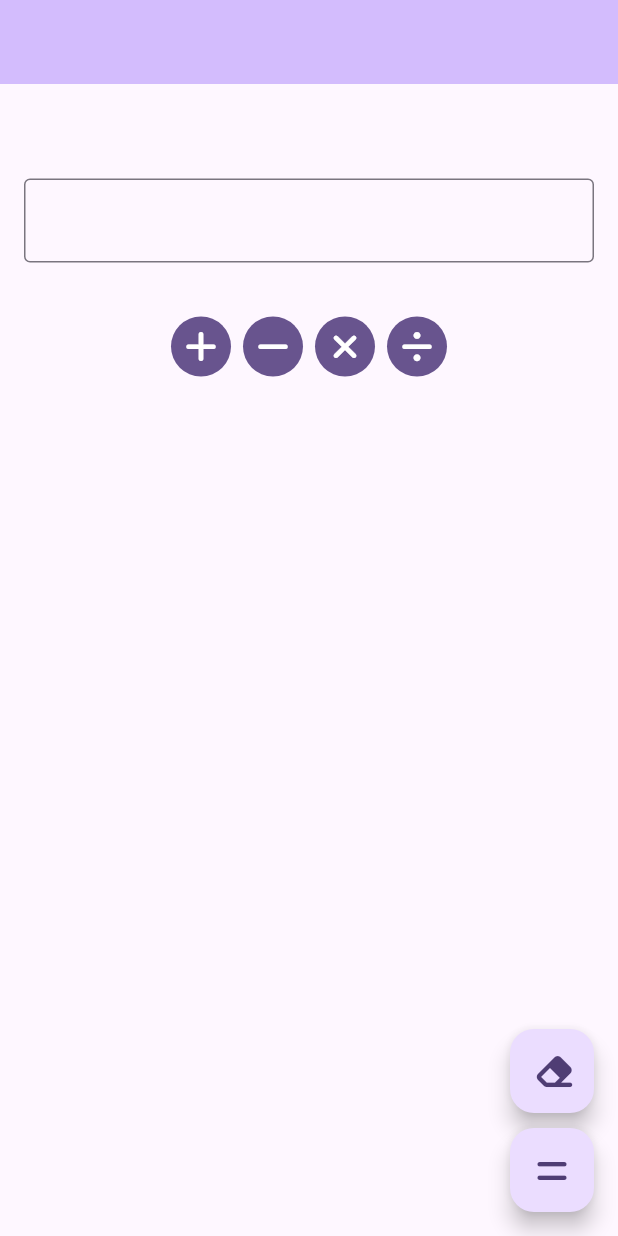
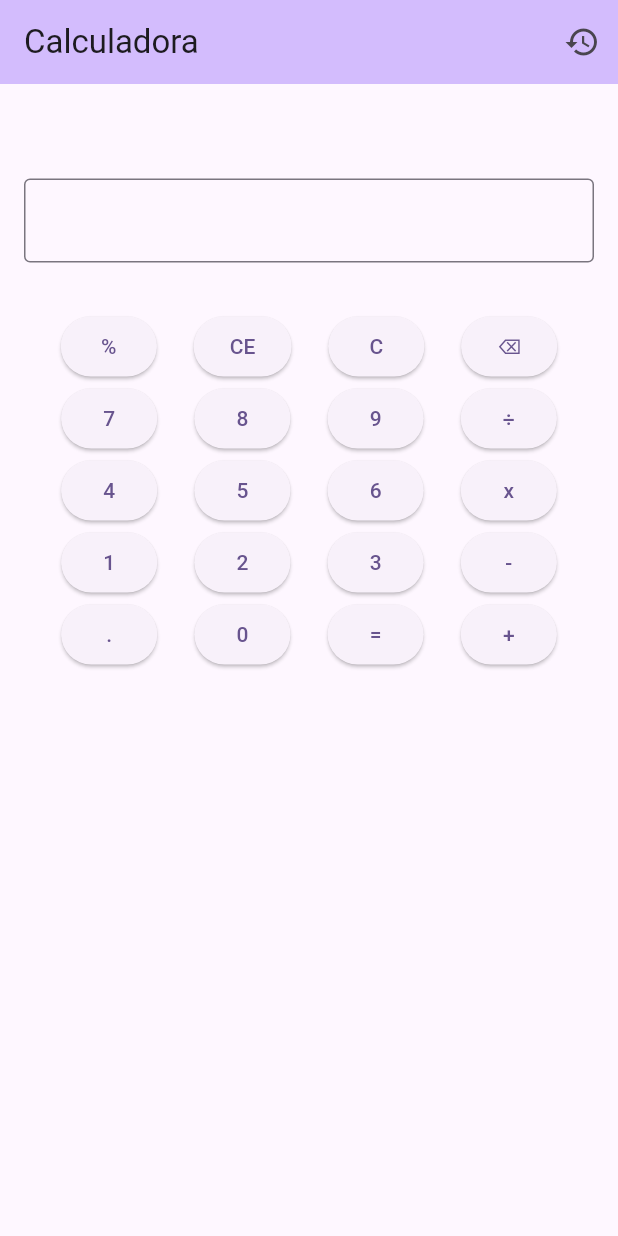
Before and after one commit to juanpdpp/calculadora.flutter.t14, a Flutter app: the screen it shows after launch, on a phone screen of 412 x 824 dp. Run offline on Flutter 3.47's test engine with Material 3 defaults, Android fonts, the phone set to English and light mode, and no system bars.

Commit message:
troca de logica na calculadora

```diff
--- a/lib/pages/MyHomePage.dart
+++ b/lib/pages/MyHomePage.dart
@@ -1,8 +1,7 @@
-import 'package:primeira_aplicacao_flutter/widgets/calcButton_widget.dart';
-import 'package:primeira_aplicacao_flutter/widgets/eraseButton_widget.dart';
+import 'package:flutter/material.dart';
+import 'package:primeira_aplicacao_flutter/widgets/history_widget.dart';
 import 'package:primeira_aplicacao_flutter/widgets/input_widget.dart';
-import 'package:primeira_aplicacao_flutter/widgets/resulButton_widget.dart';
-import 'package:flutter/material.dart';
+import 'package:primeira_aplicacao_flutter/widgets/numeric_buttons.dart';
 
 class MyHomePage extends StatefulWidget {
   const MyHomePage({super.key, required this.title});
@@ -15,6 +14,7 @@ class MyHomePage extends StatefulWidget {
 
 class _MyHomePageState extends State<MyHomePage> {
   var textController1 = TextEditingController();
+  List<String> history = [];
   double valorGuardado1 = 0;
   double valorGuardado2 = 0;
   double? valorGuardado1Label;
@@ -31,8 +31,8 @@ class _MyHomePageState extends State<MyHomePage> {
       return;
     }
 
-    final parsedValue = double.tryParse(inputText);
-    if (parsedValue == null) {
+    final valorParsed = double.tryParse(inputText);
+    if (valorParsed == null) {
       setState(() {
         textController1.text = "Erro: Número inválido";
       });
@@ -40,8 +40,8 @@ class _MyHomePageState extends State<MyHomePage> {
     }
 
     setState(() {
-      valorGuardado2 = parsedValue;
-      valorGuardado2Label = parsedValue;
+      valorGuardado2 = valorParsed;
+      valorGuardado2Label = valorParsed;
 
       switch (calculo) {
         case "+":
@@ -71,10 +71,56 @@ class _MyHomePageState extends State<MyHomePage> {
       }
 
       textController1.text = valorGuardado1.toString();
-      historico = "$valorGuardado1Label $calculo $valorGuardado2";
+
+      historico =
+          "$valorGuardado1Label $calculo $valorGuardado2 = $valorGuardado1";
+
+      history.add(
+          "$valorGuardado1Label $calculo $valorGuardado2 = $valorGuardado1");
 
       valorGuardado1Label = valorGuardado1;
       valorGuardado2Label = null;
+    });
+  }
+
+  void porcentagemCalc() {
+    final inputText = textController1.text;
+    if (inputText.isEmpty) {
+      setState(() {
+        textController1.text = "Erro: Insira um número";
+      });
+      return;
+    }
+
+    final parsedValue = double.tryParse(inputText);
+    if (parsedValue == null) {
+      setState(() {
+        textController1.text = "Erro: Número inválido";
+      });
+      return;
+    }
+
+    setState(() {
+      if (calculo.isNotEmpty && valorGuardado1Label != null) {
+        switch (calculo) {
+          case "+":
+          case "-":
+            valorGuardado2 = valorGuardado1 * (parsedValue / 100);
+            break;
+          case "x":
+          case "÷":
+            valorGuardado2 = parsedValue / 100;
+            break;
+          default:
+            valorGuardado2 = parsedValue / 100;
+            break;
+        }
+
+        textController1.text = valorGuardado2.toString();
+      } else {
+        valorGuardado2 = parsedValue / 100;
+        textController1.text = valorGuardado2.toString();
+      }
     });
   }
 
@@ -182,7 +228,6 @@ class _MyHomePageState extends State<MyHomePage> {
     criarOperacao();
     setState(() {
       calculo = "";
-      historico = "";
     });
   }
 
@@ -197,11 +242,46 @@ class _MyHomePageState extends State<MyHomePage> {
     });
   }
 
+  void addNumber(String numero) {
+    setState(() {
+      textController1.text += numero;
+    });
+  }
+
+  void exibirHistorico(BuildContext context) {
+    showDialog(
+      context: context,
+      builder: (BuildContext context) {
+        return AlertDialog(
+          title: Text('Calculation History'),
+          content: HistoryWidget(history: history),
+          actions: <Widget>[
+            TextButton(
+              child: Text('Close'),
+              onPressed: () {
+                Navigator.of(context).pop();
+              },
+            ),
+          ],
+        );
+      },
+    );
+  }
+
   @override
   Widget build(BuildContext context) {
     return Scaffold(
       appBar: AppBar(
         backgroundColor: Theme.of(context).colorScheme.inversePrimary,
+        title: Text(widget.title),
+        actions: [
+          IconButton(
+            icon: Icon(Icons.history),
+            onPressed: () {
+              exibirHistorico(context);
+            },
+          ),
+        ],
       ),
       body: Column(
         mainAxisAlignment: MainAxisAlignment.start,
@@ -217,31 +297,30 @@ class _MyHomePageState extends State<MyHomePage> {
           Padding(
             padding: EdgeInsets.all(16),
             child: Column(
-                mainAxisAlignment: MainAxisAlignment.center,
-                children: [
-                  iconButtonsRow(
-                    soma: somaCalc,
-                    subtracao: subtracaoCalc,
-                    multiplicacao: multiplicacaoCalc,
-                    divisao: divisaoCalc,
-                  ),
-                ]),
+              mainAxisAlignment: MainAxisAlignment.center,
+              children: [
+                NumericButtons(
+                  addNumber: addNumber,
+                  divisaoCalc: divisaoCalc,
+                  multiplicacaoCalc: multiplicacaoCalc,
+                  subtracaoCalc: subtracaoCalc,
+                  resultadoCalc: resultadoCalc,
+                  somaCalc: somaCalc,
+                  clearFields: clearFields,
+                  clearInput: () {setState(() {textController1.clear();});},
+                  backspace: () {
+                    setState(() {
+                      textController1.text = textController1.text.isNotEmpty ? textController1.text.substring
+                      (0, textController1.text.length - 1) : "";
+                    });
+                  },
+                  porcentagemCalc: porcentagemCalc,
+                )
+              ],
+            ),
           ),
         ],
       ),
-      floatingActionButton: Column(
-        mainAxisAlignment: MainAxisAlignment.end,
-        children: [
-          ClearFieldsButton(
-            onPressed: clearFields,
-          ),
-          SizedBox(height: 10),
-          ResultadoButton(
-            onPressed: resultadoCalc,
-          ),
-        ],
-      ),
-      floatingActionButtonLocation: FloatingActionButtonLocation.endFloat,
     );
   }
 }
--- a/lib/widgets/calcButton_widget.dart
+++ /dev/null
@@ -1,32 +0,0 @@
-import 'package:flutter/material.dart';
-import 'package:font_awesome_flutter/font_awesome_flutter.dart';
-
-Widget iconButtonsRow({
-  required void Function() soma,
-  required void Function() subtracao,
-  required void Function() multiplicacao,
-  required void Function() divisao,
-  }
-) {
-  return Row(
-    mainAxisAlignment: MainAxisAlignment.center,
-    children: [
-      IconButton.filled(
-        onPressed: soma,
-        icon: Icon(FontAwesomeIcons.plus),
-      ),
-      IconButton.filled(
-        onPressed: subtracao,
-        icon: Icon(FontAwesomeIcons.minus),
-      ),
-      IconButton.filled(
-        onPressed: multiplicacao,
-        icon: Icon(FontAwesomeIcons.xmark),
-      ),
-      IconButton.filled(
-        onPressed: divisao,
-        icon: Icon(FontAwesomeIcons.divide),
-      ),
-    ],
-  );
-}
--- a/lib/widgets/eraseButton_widget.dart
+++ /dev/null
@@ -1,19 +0,0 @@
-import 'package:flutter/material.dart';
-import 'package:font_awesome_flutter/font_awesome_flutter.dart';
-
-class ClearFieldsButton extends StatelessWidget {
-  final VoidCallback onPressed;
-  const ClearFieldsButton({
-    super.key,
-    required this.onPressed,
-  });
-
-  @override
-  Widget build(BuildContext context) {
-    return FloatingActionButton(
-      onPressed: onPressed,
-      tooltip: 'Limpar Campos',
-      child: Icon(FontAwesomeIcons.eraser),
-    );
-  }
-}
--- a/lib/widgets/input_widget.dart
+++ b/lib/widgets/input_widget.dart
@@ -1,23 +1,25 @@
 import 'package:flutter/material.dart';
 
 class InputWidget extends StatelessWidget {
+  final TextEditingController controller;
   final String label;
-  final TextEditingController controller;
+
   const InputWidget({
     super.key,
+    required this.controller,
     required this.label,
-    required this.controller,
   });
 
   @override
   Widget build(BuildContext context) {
     return Padding(
       padding: const EdgeInsets.all(16.0),
-    child: TextFormField(
+      child: TextField(
         controller: controller,
+        readOnly: true,
         decoration: InputDecoration(
-        label: Text(label),
           border: OutlineInputBorder(),
+          labelText: label,
         ),
       ),
     );
--- /dev/null
+++ b/lib/widgets/numeric_buttons.dart
@@ -0,0 +1,180 @@
+import 'package:flutter/material.dart';
+
+class NumericButtons extends StatelessWidget {
+  final Function(String) addNumber;
+  final Function divisaoCalc;
+  final Function multiplicacaoCalc;
+  final Function subtracaoCalc;
+  final Function resultadoCalc;
+  final Function somaCalc;
+  final Function clearFields;
+  final Function backspace;
+  final Function clearInput;
+  final Function porcentagemCalc;
+
+  const NumericButtons({
+    super.key,
+    required this.addNumber,
+    required this.divisaoCalc,
+    required this.multiplicacaoCalc,
+    required this.subtracaoCalc,
+    required this.resultadoCalc,
+    required this.somaCalc,
+    required this.clearFields,
+    required this.backspace,
+    required this.clearInput,
+    required this.porcentagemCalc,
+  });
+
+  @override
+  Widget build(BuildContext context) {
+    return Column(
+      children: [
+        numericButtonsRow0(),
+        numericButtonsRow(),
+        numericButtonsRow2(),
+        numericButtonsRow3(),
+        numericButtonsRow4(),
+      ],
+    );
+  }
+
+  Widget numericButtonsRow0() {
+    return Row(
+      mainAxisAlignment: MainAxisAlignment.spaceEvenly,
+      children: [
+        CalcButton(
+          text: "%",
+          onPressed: porcentagemCalc,
+        ),
+        CalcButton(
+          text: "CE",
+          onPressed: clearInput,
+        ),
+        CalcButton(
+          text: "C",
+          onPressed: clearFields,
+        ),
+        CalcButton(
+          text: "⌫",
+          onPressed: backspace,
+        ),
+      ],
+    );
+  }
+
+  Widget numericButtonsRow() {
+    return Row(
+      mainAxisAlignment: MainAxisAlignment.spaceEvenly,
+      children: [
+        CalcButton(
+          text: "7",
+          onPressed: () => addNumber("7"),
+        ),
+        CalcButton(
+          text: "8",
+          onPressed: () => addNumber("8"),
+        ),
+        CalcButton(
+          text: "9",
+          onPressed: () => addNumber("9"),
+        ),
+        CalcButton(
+          text: "÷",
+          onPressed: divisaoCalc,
+        ),
+      ],
+    );
+  }
+
+  Widget numericButtonsRow2() {
+    return Row(
+      mainAxisAlignment: MainAxisAlignment.spaceEvenly,
+      children: [
+        CalcButton(
+          text: "4",
+          onPressed: () => addNumber("4"),
+        ),
+        CalcButton(
+          text: "5",
+          onPressed: () => addNumber("5"),
+        ),
+        CalcButton(
+          text: "6",
+          onPressed: () => addNumber("6"),
+        ),
+        CalcButton(
+          text: "x",
+          onPressed: multiplicacaoCalc,
+        ),
+      ],
+    );
+  }
+
+  Widget numericButtonsRow3() {
+    return Row(
+      mainAxisAlignment: MainAxisAlignment.spaceEvenly,
+      children: [
+        CalcButton(
+          text: "1",
+          onPressed: () => addNumber("1"),
+        ),
+        CalcButton(
+          text: "2",
+          onPressed: () => addNumber("2"),
+        ),
+        CalcButton(
+          text: "3",
+          onPressed: () => addNumber("3"),
+        ),
+        CalcButton(
+          text: "-",
+          onPressed: subtracaoCalc,
+        ),
+      ],
+    );
+  }
+
+  Widget numericButtonsRow4() {
+    return Row(
+      mainAxisAlignment: MainAxisAlignment.spaceEvenly,
+      children: [
+        CalcButton(
+          text: ".",
+          onPressed: () => addNumber("."),
+        ),
+        CalcButton(
+          text: "0",
+          onPressed: () => addNumber("0"),
+        ),
+        CalcButton(
+          text: "=",
+          onPressed: resultadoCalc,
+        ),
+        CalcButton(
+          text: "+",
+          onPressed: somaCalc,
+        ),
+      ],
+    );
+  }
+}
+
+class CalcButton extends StatelessWidget {
+  final String text;
+  final Function onPressed;
+
+  const CalcButton({
+    super.key,
+    required this.text,
+    required this.onPressed,
+  });
+
+  @override
+  Widget build(BuildContext context) {
+    return ElevatedButton(
+      onPressed: () => onPressed(),
+      child: Text(text),
+    );
+  }
+}
--- a/lib/widgets/resulButton_widget.dart
+++ /dev/null
@@ -1,19 +0,0 @@
-import 'package:flutter/material.dart';
-import 'package:font_awesome_flutter/font_awesome_flutter.dart';
-
-class ResultadoButton extends StatelessWidget {
-  final VoidCallback onPressed;
-  const ResultadoButton({
-    super.key,
-    required this.onPressed,
-  });
-
-  @override
-  Widget build(BuildContext context) {
-    return FloatingActionButton(
-      onPressed: onPressed,
-      tooltip: 'Resultado',
-      child: Icon(FontAwesomeIcons.equals),
-    );
-  }
-}
```
Also changed, not shown: lib/widgets/history_widget.dart (added, +23 -0 lines). Lines whose indentation alone changed are shown as unchanged.
